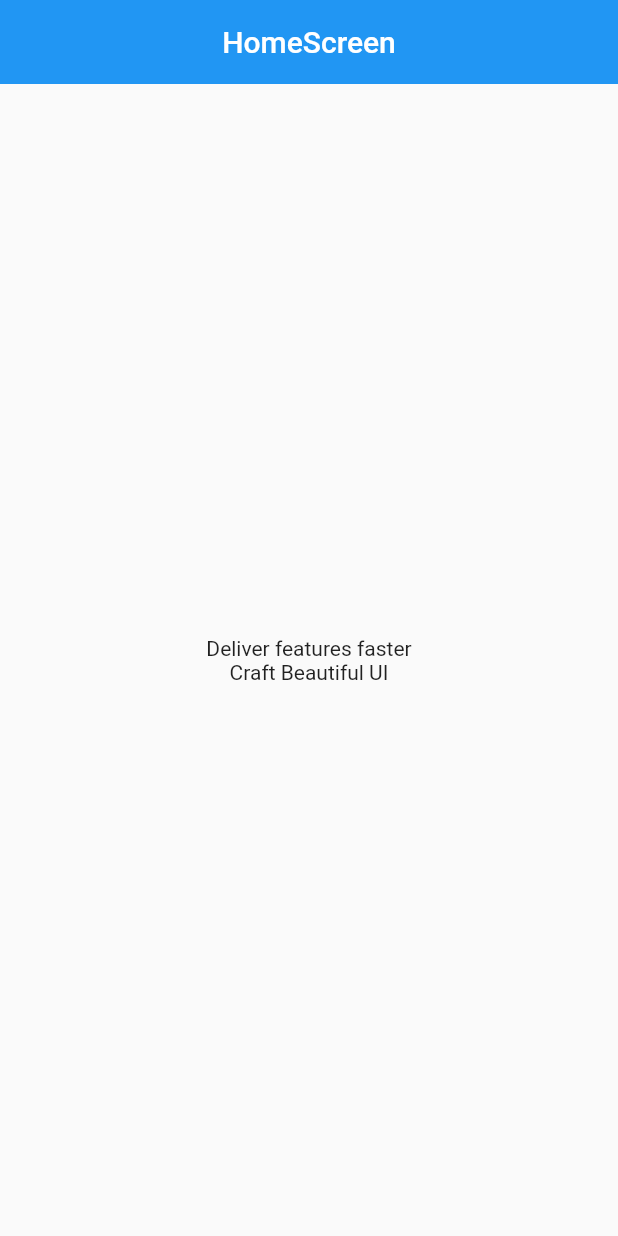
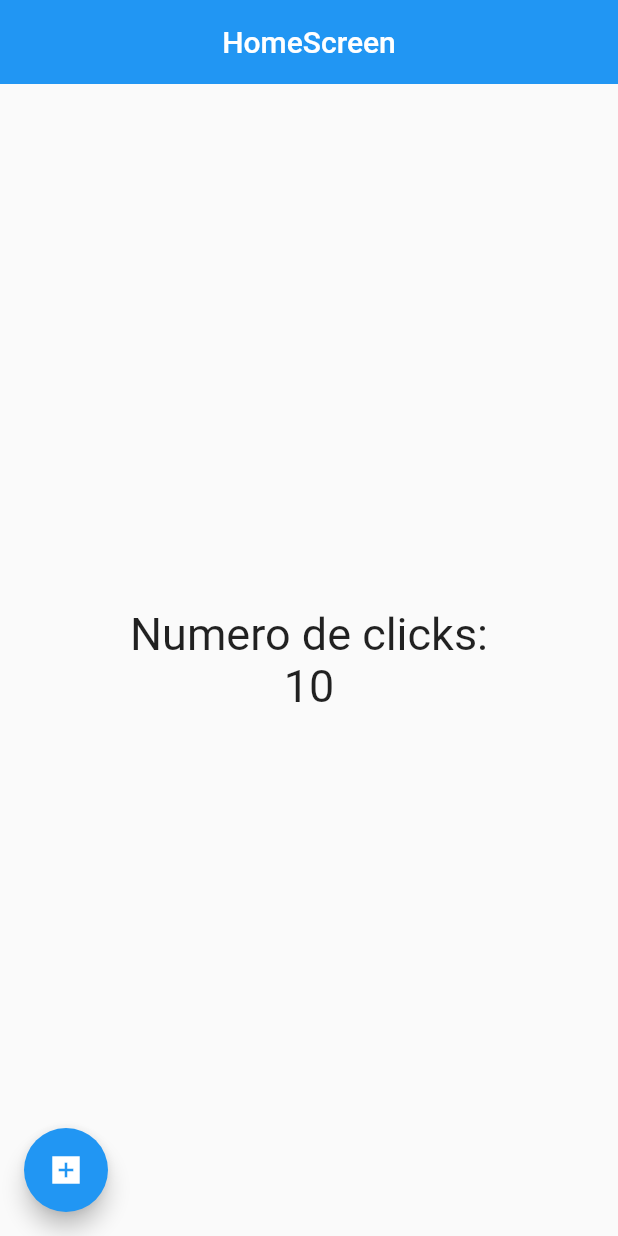
Before and after one commit to CodedSpirit-dev/conteo-hola-mundo, a Flutter app: the screen it shows after launch, on a phone screen of 412 x 824 dp. Run offline on Flutter 3.47's test engine with Material 2 defaults, Android fonts, the phone set to English and light mode, and no system bars.

Commit message:
No puedo cambair estado

```diff
--- a/lib/screens/home_screen.dart
+++ b/lib/screens/home_screen.dart
@@ -5,6 +5,9 @@ class HomeScreen extends StatelessWidget {
 
   @override
   Widget build(BuildContext context) {
+    const fontSize30 = TextStyle(fontSize: 30);
+    int counter = 10;
+
     return Scaffold(
       appBar: AppBar(
         title: const Center(child: Text('HomeScreen')),
@@ -14,11 +17,22 @@ class HomeScreen extends StatelessWidget {
         child: Column(
           mainAxisAlignment: MainAxisAlignment.center,
           crossAxisAlignment: CrossAxisAlignment.center,
-          children: const <Widget>[
-            Text("Deliver features faster"),
-            Text("Craft Beautiful UI"),
+          children: <Widget>[
+            const Text(
+              "Numero de clicks:",
+              style: fontSize30,
+            ),
+            Text('$counter', style: fontSize30),
           ],
         ),
+      ),
+      floatingActionButtonLocation: FloatingActionButtonLocation.startFloat,
+      floatingActionButton: FloatingActionButton(
+        child: const Icon(Icons.add_box_sharp),
+        onPressed: () {
+          print('Hola Mundo: $counter');
+          counter++;
+        },
       ),
     );
   }
```
